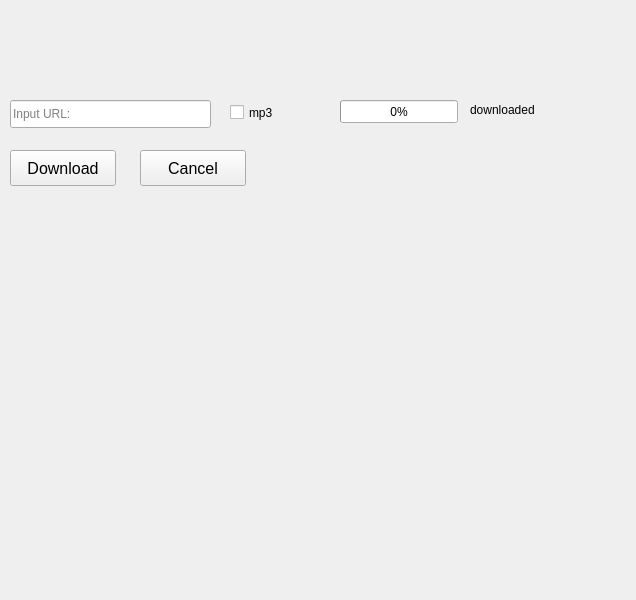
First picture: the form in form.ui, repository VahagMardyan/video_downloader_qt, before the edit.
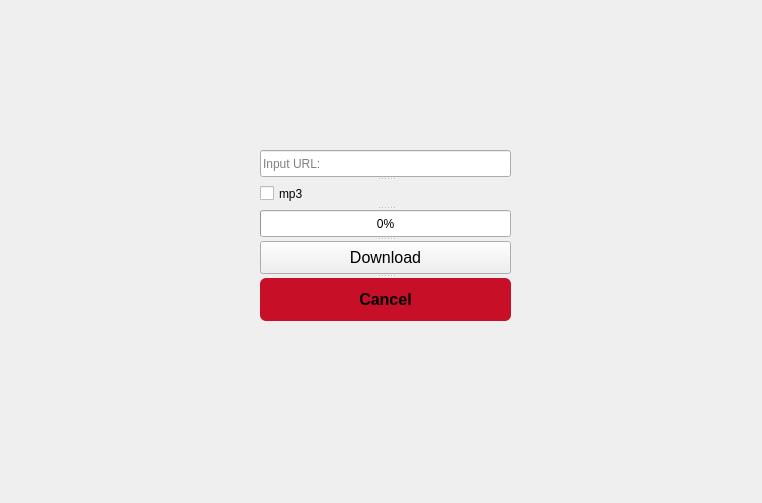
Second picture: the form after the edit.

Diff of the .ui file:
```diff
--- a/form.ui
+++ b/form.ui
@@ -6,43 +6,32 @@
    <rect>
     <x>0</x>
     <y>0</y>
-    <width>636</width>
-    <height>600</height>
+    <width>762</width>
+    <height>503</height>
    </rect>
   </property>
+  <property name="minimumSize">
+   <size>
+    <width>750</width>
+    <height>500</height>
+   </size>
+  </property>
   <property name="windowTitle">
    <string>Widget</string>
   </property>
-  <widget class="QPushButton" name="btn_download">
+  <widget class="QSplitter" name="splitter">
    <property name="geometry">
     <rect>
-     <x>10</x>
+     <x>260</x>
      <y>150</y>
-     <width>106</width>
-     <height>36</height>
+     <width>251</width>
+     <height>171</height>
     </rect>
    </property>
-   <property name="font">
-    <font>
-     <pointsize>12</pointsize>
-    </font>
+   <property name="orientation">
+    <enum>Qt::Orientation::Vertical</enum>
    </property>
-   <property name="cursor">
-    <cursorShape>PointingHandCursor</cursorShape>
-   </property>
-   <property name="text">
-    <string>Download</string>
-   </property>
-  </widget>
   <widget class="QLineEdit" name="link">
-   <property name="geometry">
-    <rect>
-     <x>10</x>
-     <y>100</y>
-     <width>201</width>
-     <height>28</height>
-    </rect>
-   </property>
    <property name="cursor">
     <cursorShape>IBeamCursor</cursorShape>
    </property>
@@ -51,14 +40,6 @@
    </property>
   </widget>
   <widget class="QCheckBox" name="checkBox">
-   <property name="geometry">
-    <rect>
-     <x>230</x>
-     <y>100</y>
-     <width>92</width>
-     <height>25</height>
-    </rect>
-   </property>
    <property name="cursor">
     <cursorShape>PointingHandCursor</cursorShape>
    </property>
@@ -67,51 +48,50 @@
    </property>
   </widget>
   <widget class="QProgressBar" name="progressBar">
-   <property name="geometry">
-    <rect>
-     <x>340</x>
-     <y>100</y>
-     <width>118</width>
-     <height>23</height>
-    </rect>
-   </property>
    <property name="value">
     <number>0</number>
    </property>
   </widget>
-  <widget class="QLabel" name="label">
-   <property name="geometry">
-    <rect>
-     <x>470</x>
-     <y>100</y>
-     <width>91</width>
-     <height>20</height>
-    </rect>
+   <widget class="QPushButton" name="btn_download">
+    <property name="font">
+     <font>
+      <pointsize>12</pointsize>
+     </font>
+    </property>
+    <property name="cursor">
+     <cursorShape>PointingHandCursor</cursorShape>
+    </property>
+    <property name="toolTip">
+     <string>&lt;html&gt;&lt;head/&gt;&lt;body&gt;&lt;p&gt;Enter&lt;/p&gt;&lt;/body&gt;&lt;/html&gt;</string>
    </property>
    <property name="text">
-    <string>downloaded</string>
+     <string>Download</string>
    </property>
   </widget>
   <widget class="QPushButton" name="btn_cancel">
-   <property name="geometry">
-    <rect>
-     <x>140</x>
-     <y>150</y>
-     <width>106</width>
-     <height>36</height>
-    </rect>
-   </property>
    <property name="font">
     <font>
      <pointsize>12</pointsize>
+      <bold>true</bold>
     </font>
    </property>
    <property name="cursor">
     <cursorShape>PointingHandCursor</cursorShape>
    </property>
+    <property name="toolTip">
+     <string>&lt;html&gt;&lt;head/&gt;&lt;body&gt;&lt;p&gt;Cancel downloading&lt;/p&gt;&lt;/body&gt;&lt;/html&gt;</string>
+    </property>
+    <property name="styleSheet">
+     <string notr="true">	background-color: rgb(199, 15, 39);
+    border: none;
+    border-radius: 6px;
+    padding: 8px;
+    font-weight: bold;</string>
+    </property>
    <property name="text">
     <string>Cancel</string>
    </property>
+   </widget>
   </widget>
  </widget>
  <resources/>
```
Lines whose indentation alone changed are shown as unchanged.
